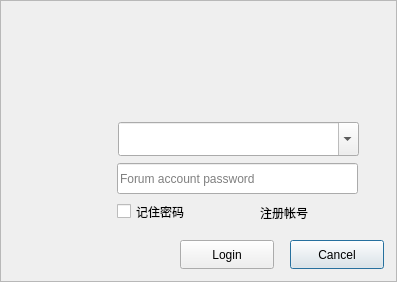
First picture: the form in src/logindialog.ui, repository UbuntuKylin/youker-assistant, before the edit.
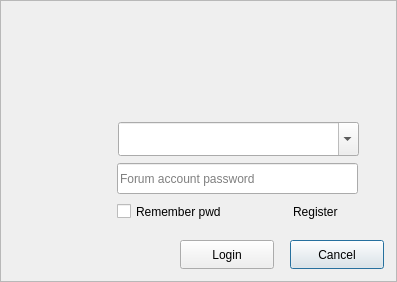
Second picture: the form after the edit. Icons and pictures are not drawn.

The edit to the form file:
```diff
--- a/src/logindialog.ui
+++ b/src/logindialog.ui
@@ -135,12 +135,12 @@
     <rect>
      <x>117</x>
      <y>199</y>
-     <width>91</width>
+     <width>151</width>
      <height>25</height>
     </rect>
    </property>
    <property name="text">
-    <string>记住密码</string>
+    <string>Remember pwd</string>
    </property>
   </widget>
   <widget class="QComboBox" name="username">
@@ -168,14 +168,14 @@
   <widget class="QLabel" name="btn_register">
    <property name="geometry">
     <rect>
-     <x>260</x>
+     <x>293</x>
      <y>200</y>
      <width>91</width>
      <height>25</height>
     </rect>
    </property>
    <property name="text">
-    <string>注册帐号</string>
+    <string>&lt;html&gt;&lt;head/&gt;&lt;body&gt;&lt;p&gt;Register&lt;/p&gt;&lt;/body&gt;&lt;/html&gt;</string>
    </property>
   </widget>
   <zorder>frame</zorder>
```
Left out of the diff: 8 changed lines with no effect on the pictures.
